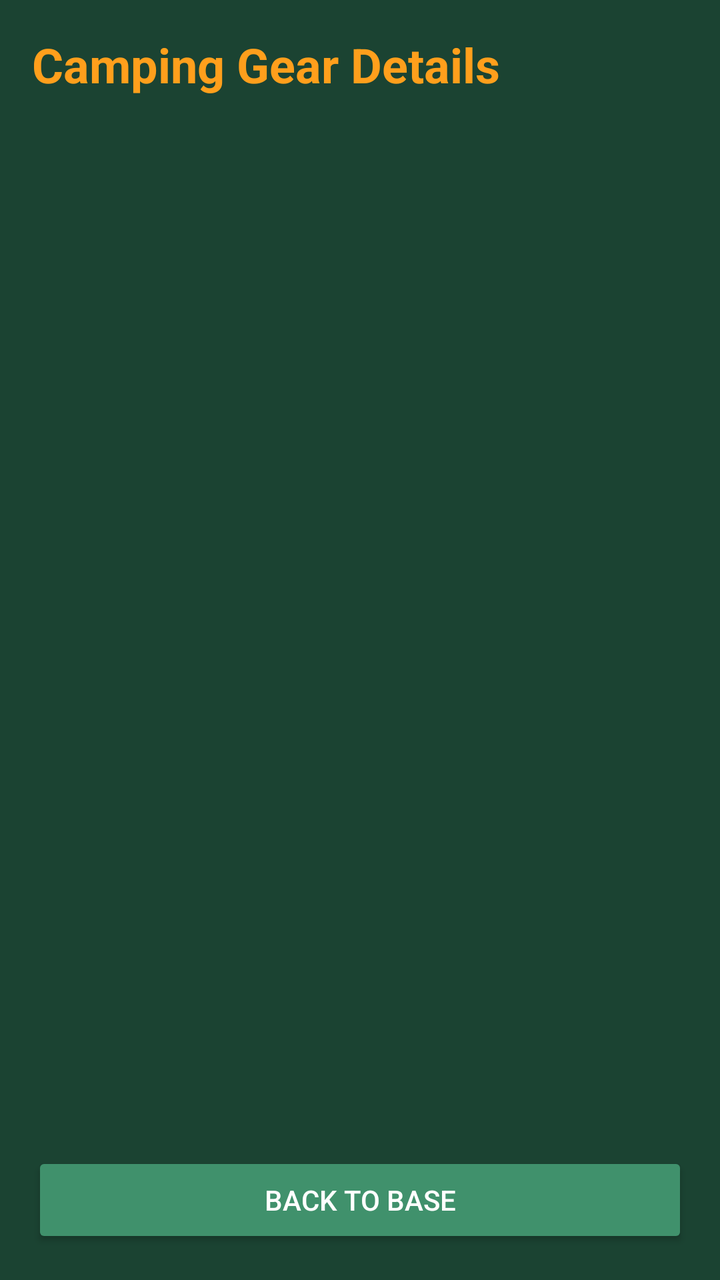
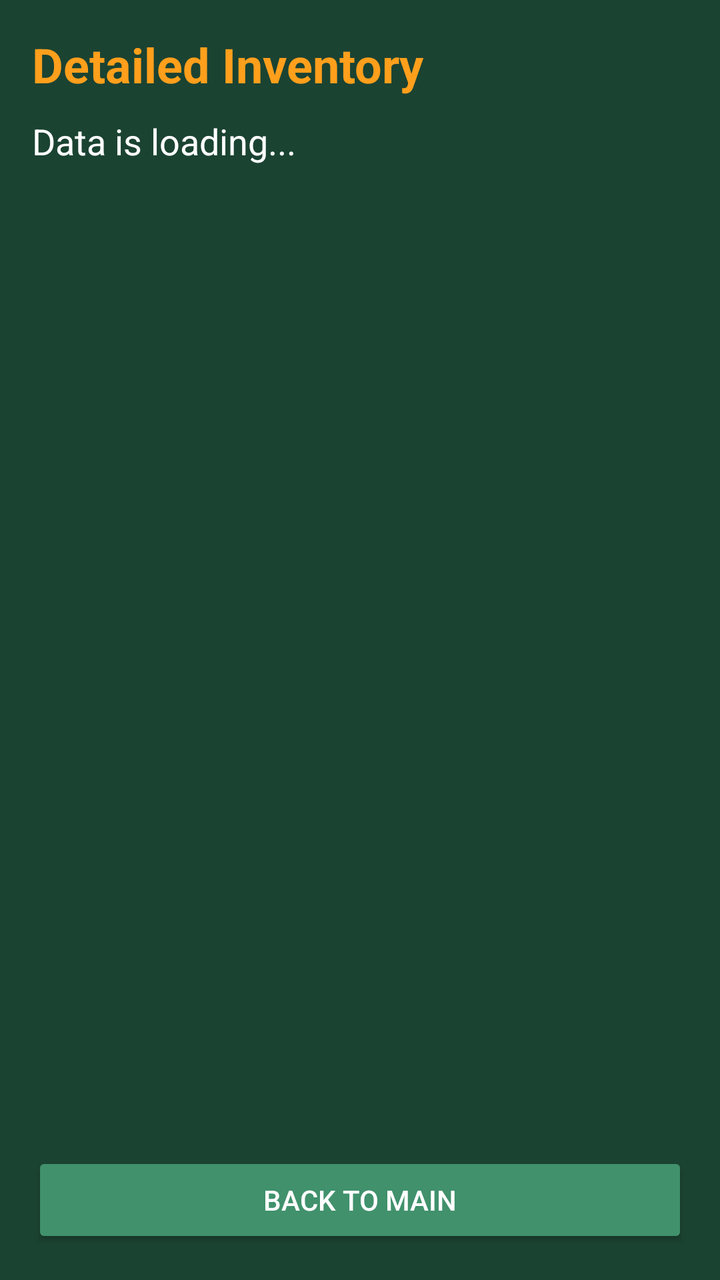

Screens rendered from an Android XML layout before and after an edit, with the pre-edit source and the edit as a unified diff.
<!-- AndroidManifest.xml: application theme Theme.MyApplication -->
<!-- res/layout/activity_detailedview.xml -->
<?xml version="1.0" encoding="utf-8"?>
<LinearLayout
    xmlns:android="http://schemas.android.com/apk/res/android"
    xmlns:tools="http://schemas.android.com/tools"
    android:layout_width="match_parent"
    android:layout_height="match_parent"
    android:orientation="vertical"
    android:padding="16dp"
    android:background="#1B4332">

    <TextView
        android:layout_width="wrap_content"
        android:layout_height="wrap_content"
        android:text="@string/camping_gear_details"
        android:textSize="24sp"
        android:textStyle="bold"
        android:textColor="#FF9F1C"
        android:layout_marginBottom="10dp"/>

    <ScrollView
        android:layout_width="match_parent"
        android:layout_height="0dp"
        android:layout_weight="1">

        <TextView
            android:id="@+id/txtDisplay"
            android:layout_width="match_parent"
            android:layout_height="wrap_content"
            android:textColor="#FFFFFF"
            android:textSize="18sp" />

    </ScrollView>

    <Button
        android:id="@+id/btnBack"
        android:layout_width="match_parent"
        android:layout_height="wrap_content"
        android:backgroundTint="#40916C"
        android:text="@string/back_to_base"
        android:textColor="#FFFFFF"
        tools:ignore="TextContrastCheck,VisualLintButtonSize" />
</LinearLayout>
<!-- resources referenced by this layout -->
<resources>
  <string name="back_to_base">Back to Base</string>
  <string name="camping_gear_details">Camping Gear Details</string>
  <style name="Theme.MyApplication" parent="Base.Theme.MyApplication" />
  <style name="Base.Theme.MyApplication" parent="Theme.Material3.DayNight.NoActionBar">
          
          
      </style>
</resources>

<!-- the commit's change to res/layout/activity_detailedview.xml (unified diff, before → after) -->
@@ -5,13 +5,13 @@
     android:layout_width="match_parent"
     android:layout_height="match_parent"
     android:orientation="vertical"
-    android:padding="16dp"
-    android:background="#1B4332">
+    android:background="#1B4332"
+    android:padding="16dp">
 
     <TextView
         android:layout_width="wrap_content"
         android:layout_height="wrap_content"
-        android:text="@string/camping_gear_details"
+        android:text="@string/detailed_inventory"
         android:textSize="24sp"
         android:textStyle="bold"
         android:textColor="#FF9F1C"
@@ -20,23 +20,26 @@
     <ScrollView
         android:layout_width="match_parent"
         android:layout_height="0dp"
-        android:layout_weight="1">
+        android:layout_weight="1"
+        android:fillViewport="true">
 
         <TextView
-            android:id="@+id/txtDisplay"
+            android:id="@+id/txtDetailedInventoryDisplay"
             android:layout_width="match_parent"
             android:layout_height="wrap_content"
             android:textColor="#FFFFFF"
-            android:textSize="18sp" />
+            android:textSize="18sp"
+            android:text="@string/data_is_loading"/>
 
     </ScrollView>
 
     <Button
-        android:id="@+id/btnBack"
+        android:id="@+id/btnBackToMain"
         android:layout_width="match_parent"
         android:layout_height="wrap_content"
         android:backgroundTint="#40916C"
-        android:text="@string/back_to_base"
+        android:text="@string/back_to_main"
         android:textColor="#FFFFFF"
         tools:ignore="TextContrastCheck,VisualLintButtonSize" />
+
 </LinearLayout>
<!-- resource entries referenced after the edit -->
@@ -1,11 +1,7 @@
 <!-- resources referenced by this layout -->
 <resources>
-  <string name="back_to_base">Back to Base</string>
-  <string name="camping_gear_details">Camping Gear Details</string>
-  <style name="Theme.MyApplication" parent="Base.Theme.MyApplication" />
-  <style name="Base.Theme.MyApplication" parent="Theme.Material3.DayNight.NoActionBar">
-          
-          
-      </style>
+  <string name="back_to_main">Back to Main</string>
+  <string name="data_is_loading">Data is loading...</string>
+  <string name="detailed_inventory">Detailed Inventory</string>
 </resources>
 
